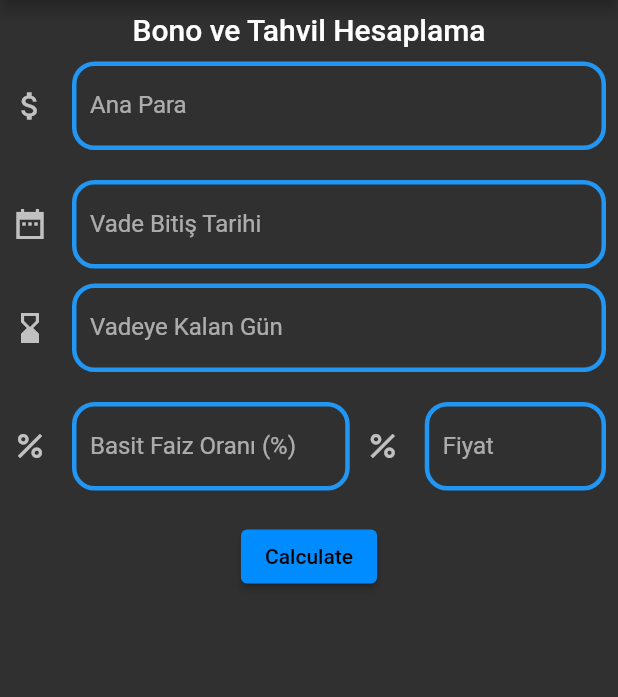
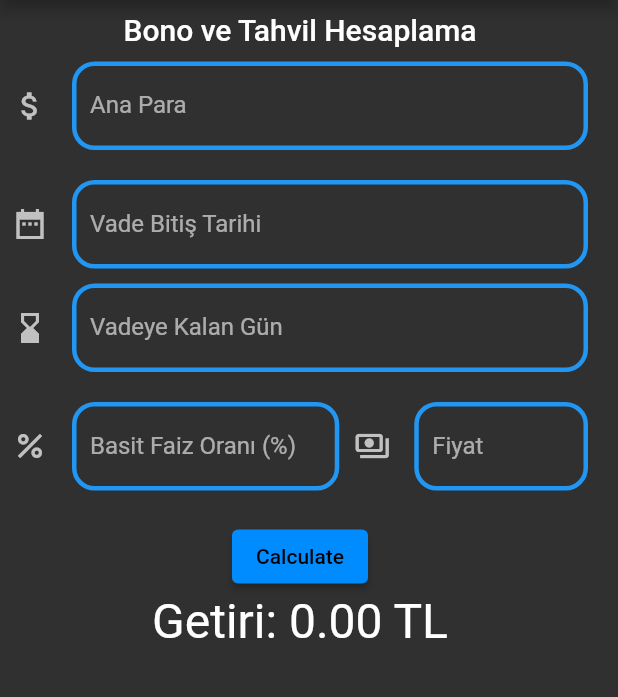
Before and after one commit to baydemirytu/SanalPortfoyYonetimSimulasyonu, a Flutter app: the CalculationPage screen opened directly, on a phone screen of 412 x 824 dp, the part 84-781 px from its top. Run offline on Flutter 3.47's test engine with Material 2 defaults, Android fonts, the phone set to English and light mode, and no system bars; our stand-ins replace animated_text_kit, confetti, email_validator, firebase_auth, firebase_core, flutter_spinkit and 3 more; accounts and stored records are empty.

Commit message:
Some changes

```diff
--- a/lib/constants/widgets/app_bar_drawer.dart
+++ b/lib/constants/widgets/app_bar_drawer.dart
@@ -1,6 +1,5 @@
 import 'package:firebase_auth/firebase_auth.dart';
 import 'package:flutter/material.dart';
-import 'package:sanal_portfoy_yonetim_simulasyonu/konfeti.dart';
 import 'package:sanal_portfoy_yonetim_simulasyonu/pages/authentication_pages/main_page.dart';
 import 'package:sanal_portfoy_yonetim_simulasyonu/pages/home_page.dart';
 
@@ -23,12 +22,12 @@ class _AppBarDrawerState extends State<AppBarDrawer> {
       child: ListView(
         children: [
           DrawerHeader(
-            decoration:
-                const BoxDecoration(color: Color.fromARGB(255, 87, 148, 197)),
             curve: Curves.fastLinearToSlowEaseIn,
-            child: Text(
-              '${user.email}',
-              textAlign: TextAlign.center,
+            child: Center(
+              child: Text(
+                '${user.email}',
+                textAlign: TextAlign.center,
+              ),
             ),
           ),
           ListTile(
--- a/lib/tahvil_ve_bono_hesaplama.dart
+++ b/lib/tahvil_ve_bono_hesaplama.dart
@@ -1,5 +1,9 @@
+import 'dart:math';
+
+import 'package:animated_text_kit/animated_text_kit.dart';
 import 'package:confetti/confetti.dart';
 import 'package:flutter/material.dart';
+import 'package:google_fonts/google_fonts.dart';
 import 'package:intl/intl.dart';
 import "package:flutter/services.dart";
 
@@ -34,31 +38,62 @@ class _TahvilVeBonoState extends State<TahvilVeBono> {
   final TextEditingController anaParaController = TextEditingController();
   final TextEditingController faizController = TextEditingController();
   final TextEditingController fiyatController = TextEditingController();
-  final _confettiController = ConfettiController();
+  final ConfettiController _confettiController =
+      ConfettiController(duration: const Duration(seconds: 1));
+
   bool validateDays = true;
   bool validateFiyat = true;
   bool isPlaying = true;
+
+  double getiri = 0;
 
   @override
   void initState() {
     remaningDaysInput.addListener(this.onRemainingDaysChanged);
     dateInput.addListener(this.onDateChanged);
     fiyatController.addListener(this.onFiyatChanged);
+    //faizController.addListener(this.onFaizChanged);
     super.initState();
   }
 
+  // void onFaizChanged() {
+  //   faizController.selection = TextSelection.fromPosition(
+  //     TextPosition(
+  //       offset: faizController.text.length,
+  //     ),
+  //   );
+  //   double? faiz = double.tryParse(faizController.text);
+  //   int? days = int.tryParse(remaningDaysInput.text);
+
+  //   if (days != null && faiz != null) {
+  //     double fiyat =
+  //         100 / (faiz / (365 / int.parse(remaningDaysInput.text)) + 1);
+
+  //     fiyatController.text = fiyat.toStringAsFixed(2);
+  //   }
+  //   setState(() {});
+  // }
+
   void onFiyatChanged() {
-    int? fiyatControllerInt = int.tryParse(fiyatController.text);
+    fiyatController.selection = TextSelection.fromPosition(
+      TextPosition(
+        offset: fiyatController.text.length,
+      ),
+    );
+    double? fiyatControllerInt = double.tryParse(fiyatController.text);
     print(fiyatControllerInt);
     if (fiyatControllerInt != null &&
         fiyatControllerInt >= 50 &&
         fiyatControllerInt <= 200) {
       validateFiyat = true;
-      double basitFaiz = (100 / fiyatControllerInt - 1) *
-          (365 / int.parse(remaningDaysInput.text));
-      // Eğer fiyat girilirse Basit Faiz= (İtfa fiyatı/Fiyat-1)(Yıl gün sayısı/Vadeye kalan gün sayısı)100 formülü ile Basit Faiz bulunacak,
-      // sonra YBF girilmiş gibi hesaplama devam edecek
-
+      if (remaningDaysInput.text != null) {
+        double basitFaiz = (100 / fiyatControllerInt - 1) *
+            (365 / int.parse(remaningDaysInput.text));
+        print(basitFaiz);
+        faizController.text = basitFaiz.toStringAsFixed(2);
+        // Eğer fiyat girilirse Basit Faiz= (İtfa fiyatı/Fiyat-1)(Yıl gün sayısı/Vadeye kalan gün sayısı)100 formülü ile Basit Faiz bulunacak,
+        // sonra YBF girilmiş gibi hesaplama devam edecek
+      }
     } else {
       validateFiyat = false;
     }
@@ -92,7 +127,7 @@ class _TahvilVeBonoState extends State<TahvilVeBono> {
   Widget build(BuildContext context) {
     return SingleChildScrollView(
       child: Padding(
-        padding: const EdgeInsets.all(8.0),
+        padding: const EdgeInsets.only(right: 20, left: 8, bottom: 8, top: 8),
         child: Column(
           crossAxisAlignment: CrossAxisAlignment.center,
           children: [
@@ -109,7 +144,7 @@ class _TahvilVeBonoState extends State<TahvilVeBono> {
               inputFormatters: [FilteringTextInputFormatter.digitsOnly],
               decoration: InputDecoration(
                 labelText: 'Ana Para',
-                hintText: 'Örnek: 100.000',
+                hintText: 'Örnek: 100000',
                 icon: const Icon(Icons.attach_money),
                 enabledBorder: OutlineInputBorder(
                   borderSide: const BorderSide(width: 3, color: Colors.blue),
@@ -163,7 +198,7 @@ class _TahvilVeBonoState extends State<TahvilVeBono> {
                 }
               },
             ),
-            SizedBox(
+            const SizedBox(
               height: 10,
             ),
             TextField(
@@ -195,6 +230,10 @@ class _TahvilVeBonoState extends State<TahvilVeBono> {
                   flex: 7,
                   child: TextField(
                     controller: faizController,
+                    keyboardType: TextInputType.number,
+                    inputFormatters: [
+                      FilteringTextInputFormatter.allow(RegExp('[0-9.]'))
+                    ],
                     decoration: InputDecoration(
                       icon: const Icon(Icons.percent),
                       labelText: 'Basit Faiz Oranı (%)',
@@ -212,15 +251,19 @@ class _TahvilVeBonoState extends State<TahvilVeBono> {
                     ),
                   ),
                 ),
-                SizedBox(
+                const SizedBox(
                   width: 10,
                 ),
                 Expanded(
                   flex: 5,
                   child: TextField(
                     controller: fiyatController,
+                    keyboardType: TextInputType.number,
+                    inputFormatters: [
+                      FilteringTextInputFormatter.allow(RegExp('[0-9.]'))
+                    ],
                     decoration: InputDecoration(
-                      icon: const Icon(Icons.percent),
+                      icon: const Icon(Icons.payments_outlined),
                       labelText: 'Fiyat',
                       hintText: 'Örnek: 200',
                       errorText: !validateFiyat ? '50-200' : null,
@@ -242,12 +285,14 @@ class _TahvilVeBonoState extends State<TahvilVeBono> {
             const SizedBox(height: 20),
             ElevatedButton(
               onPressed: () {
+                FocusManager.instance.primaryFocus?.unfocus();
                 TahvilVeBonoHesaplamaFonksiyonu f =
                     TahvilVeBonoHesaplamaFonksiyonu(
                   anaPara: int.parse(anaParaController.text),
                   yillikFaiz: double.parse(faizController.text),
                   kalanGun: int.parse(remaningDaysInput.text),
                 );
+                getiri = f.getiri();
                 print(num.parse(f.getiri().toStringAsFixed(2)));
                 if (isPlaying) {
                   _confettiController.play();
@@ -255,13 +300,30 @@ class _TahvilVeBonoState extends State<TahvilVeBono> {
                   _confettiController.stop();
                 }
                 isPlaying = !isPlaying;
+                setState(() {});
               },
               child: const Text('Calculate'),
             ),
+            Text(
+              'Getiri: ${getiri.toStringAsFixed(2)} TL',
+              style: GoogleFonts.roboto(fontSize: 32, color: Colors.white),
+            ),
             Center(
               child: ConfettiWidget(
+                maxBlastForce: 25,
+                minBlastForce: 10,
+                particleDrag: 0.05,
+                emissionFrequency: 0.05,
+                numberOfParticles: 50,
+                gravity: 0.05,
+                shouldLoop: false,
+                blastDirectionality: BlastDirectionality.explosive,
                 confettiController: _confettiController,
-                colors: const [Colors.green],
+                colors: [
+                  Colors.green,
+                  Colors.green.shade200,
+                  Colors.green.shade900
+                ],
               ),
             )
           ],
```
